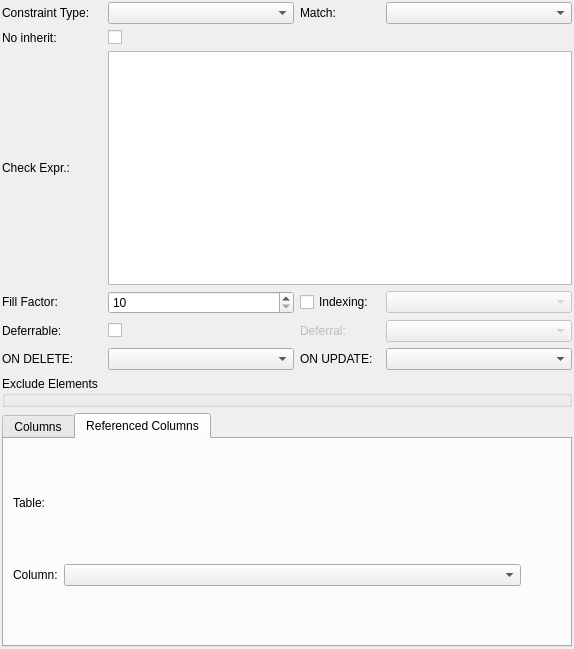
pgmodeler/pgmodeler, file libpgmodeler_ui/ui/constraintwidget.ui: the form before one commit.
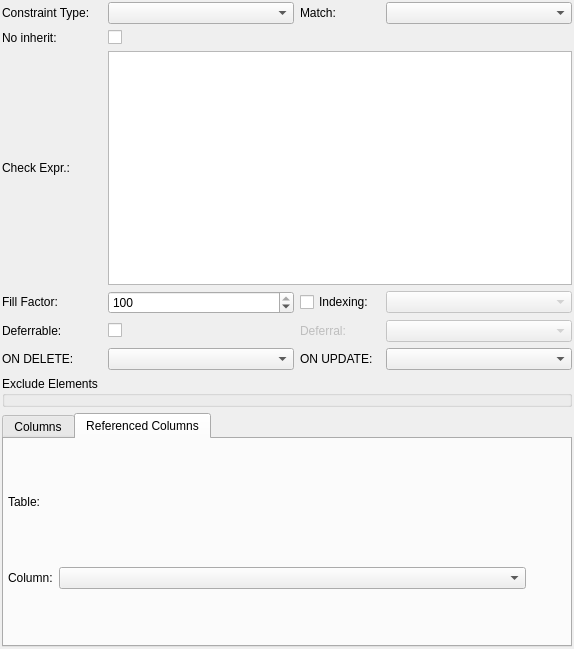
The form after the commit. The open tabs and pages were chosen to show the change.

Commit message: Minor form adjustments on ConstraintWidget.ui

```diff
--- a/libpgmodeler_ui/ui/constraintwidget.ui
+++ b/libpgmodeler_ui/ui/constraintwidget.ui
@@ -209,6 +209,9 @@
      <property name="maximum">
       <number>100</number>
      </property>
+     <property name="value">
+      <number>100</number>
+     </property>
     </widget>
    </item>
    <item row="6" column="0">
@@ -488,6 +491,18 @@
        <string>Referenced Columns</string>
       </attribute>
       <layout class="QGridLayout" name="gridLayout_2">
+       <property name="leftMargin">
+        <number>4</number>
+       </property>
+       <property name="topMargin">
+        <number>4</number>
+       </property>
+       <property name="rightMargin">
+        <number>4</number>
+       </property>
+       <property name="bottomMargin">
+        <number>4</number>
+       </property>
        <item row="1" column="2">
         <spacer name="horizontalSpacer_2">
          <property name="orientation">
```
